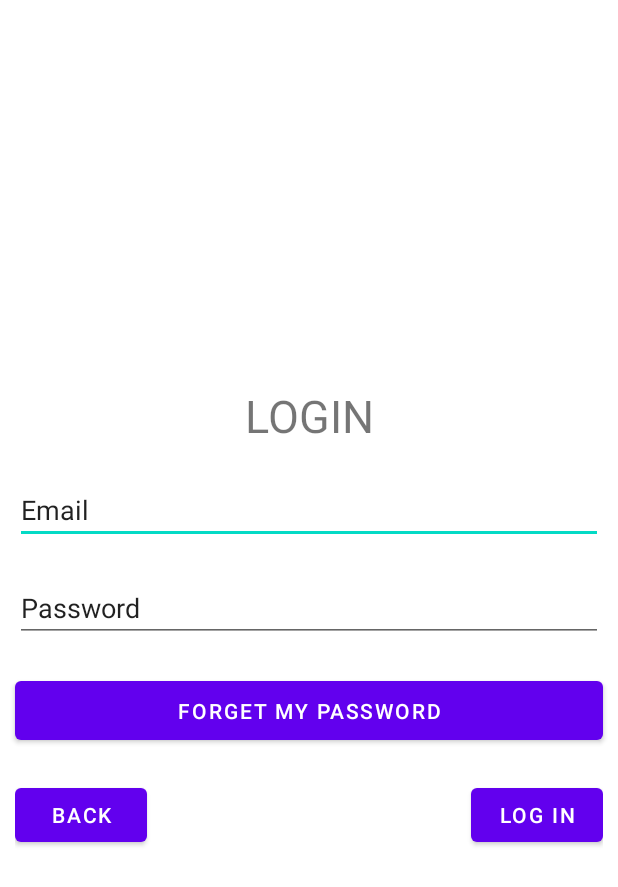
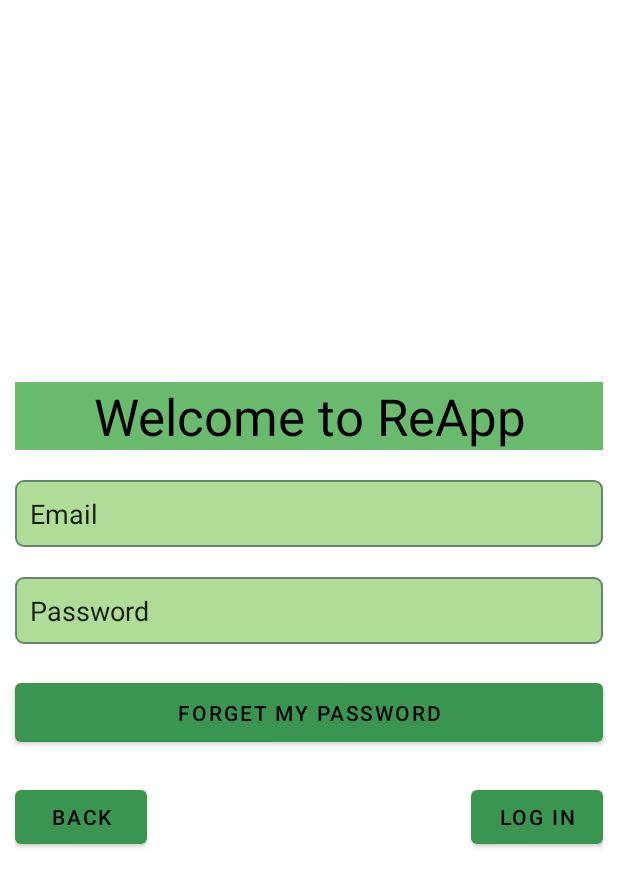
Before and after one commit to HalimACeylan/PageViews, an Android app: the layout login.xml on its own in the app's theme, with its tools: preview values and no code run, on a phone screen of 412 x 824 dp. Shown: the top 887 px of the screen. Run offline under Robolectric (Android 15) with nearby library versions, the light colour scheme and no system bars.

Commit message:
pages are disagned

```diff
--- a/app/src/main/java/gui/ceng/mu/edu/pageviews/MainActivity.java
+++ b/app/src/main/java/gui/ceng/mu/edu/pageviews/MainActivity.java
@@ -2,6 +2,7 @@ package gui.ceng.mu.edu.pageviews;
 
 import androidx.appcompat.app.AppCompatActivity;
 
+import android.graphics.Color;
 import android.os.Bundle;
 
 public class MainActivity extends AppCompatActivity {
@@ -9,6 +10,8 @@ public class MainActivity extends AppCompatActivity {
     @Override
     protected void onCreate(Bundle savedInstanceState) {
         super.onCreate(savedInstanceState);
-        setContentView(R.layout.takephoto);
+        setContentView(R.layout.login);
+
     }
+
 }
--- /dev/null
+++ b/app/src/main/res/drawable/shapeedittext.xml
@@ -0,0 +1,18 @@
+<?xml version="1.0" encoding="utf-8"?>
+<shape xmlns:android="http://schemas.android.com/apk/res/android"
+    android:padding = "10dp"
+    android:shape ="rectangle">
+
+    <solid android:color="@color/editTextColor"></solid>
+    <stroke android:width="1dp"
+        android:color="@color/frameColor"></stroke>
+    <corners android:bottomLeftRadius="5dp"
+        android:bottomRightRadius="5dp"
+        android:topLeftRadius="5dp"
+        android:topRightRadius="5dp"
+
+        ></corners>
+
+
+
+</shape>
--- a/app/src/main/res/layout/about.xml
+++ b/app/src/main/res/layout/about.xml
@@ -13,7 +13,9 @@
         android:layout_margin="10dp"
         android:text="ABOUT APPLİCATİONS"
         android:textAlignment="center"
-        android:textSize="40sp" />
+        android:textSize="40sp"
+        android:textColor="@color/black"
+        android:background="@color/backgroundColor"/>
 
     <ScrollView
         android:layout_width="match_parent"
@@ -32,7 +34,8 @@
                 android:text=" Lorem ipsum dolor sit amet, consectetur adipiscing elit, sed do eiusmod tempor incididunt ut labore et dolore magna aliqua. Ut enim ad minim veniam, quis nostrud exercitation ullamco laboris nisi ut aliquip ex ea commodo consequat. Duis aute irure dolor in reprehenderit in voluptate velit esse cillum dolore eu fugiat nulla pariatur. Excepteur sint occaecat cupidatat non proident, sunt in culpa qui officia deserunt mollit anim id est laborum.Lorem ipsum dolor sit amet, consectetur adipiscing elit, sed do eiusmod tempor incididunt ut labore et dolore magna aliqua. Ut enim ad minim veniam, quis nostrud exercitation ullamco laboris nisi ut aliquip ex ea commodo consequat. Duis aute irure dolor in reprehenderit in voluptate velit esse cillum dolore eu fugiat nulla pariatur. Excepteur sint occaecat cupidatat non proident, sunt in culpa qui officia deserunt mollit anim id est laborum.
 Lorem ipsum dolor sit amet, consectetur adipiscing elit, sed do eiusmod tempor incididunt ut labore et dolore magna aliqua. Ut enim ad minim veniam, quis nostrud exercitation ullamco laboris nisi ut aliquip ex ea commodo consequat. Duis aute irure dolor in reprehenderit in voluptate velit esse cillum dolore eu fugiat nulla pariatur. Excepteur sint occaecat cupidatat non proident, sunt in culpa qui officia deserunt mollit anim id est laborum.
 Lorem ipsum dolor sit amet, consectetur adipiscing elit, sed do eiusmod tempor incididunt ut labore et dolore magna aliqua. Ut enim ad minim veniam, quis nostrud exercitation ullamco laboris nisi ut aliquip ex ea commodo consequat. Duis aute irure dolor in reprehenderit in voluptate velit esse cillum dolore eu fugiat nulla pariatur. Excepteur sint occaecat cupidatat non proident, sunt in culpa qui officia deserunt mollit anim id est laborum."
-                android:textSize="20sp" />
+                android:textSize="20sp"
+                android:textColor="@color/black"/>
 
             <Button
                 android:id="@+id/button12"
@@ -41,7 +44,8 @@ Lorem ipsum dolor sit amet, consectetur adipiscing elit, sed do eiusmod tempor i
                 android:layout_margin="7dp"
                 android:padding="10dp"
                 android:text="ı read "
-                android:textSize="16sp" />
+                android:textSize="16sp"
+                android:textColor="@color/black"/>
         </LinearLayout>
     </ScrollView>
 
--- a/app/src/main/res/layout/enter_page.xml
+++ b/app/src/main/res/layout/enter_page.xml
@@ -16,6 +16,7 @@
         android:padding="15dp"
         android:text="ReApp"
         android:textAlignment="center"
+        android:textAllCaps="false"
         android:textSize="34sp" />
 
     <ImageView
@@ -31,6 +32,7 @@
         android:layout_width="wrap_content"
         android:layout_height="wrap_content"
         android:layout_margin="10dp"
+        android:background="@color/teal_200"
         android:padding="10dp"
         android:text="lets begIn!" />
 
--- a/app/src/main/res/layout/login.xml
+++ b/app/src/main/res/layout/login.xml
@@ -12,18 +12,21 @@
         android:layout_width="match_parent"
         android:layout_height="wrap_content"
         android:layout_margin="10dp"
-        android:text="LOGIN"
+        android:background="@color/backgroundColor"
+        android:text="Welcome to ReApp"
         android:textAlignment="center"
-        android:textSize="30sp" />
+        android:textColor="@color/black"
+        android:textSize="34sp" />
 
     <EditText
         android:id="@+id/txtEmail"
         android:layout_width="match_parent"
         android:layout_height="wrap_content"
         android:layout_margin="10dp"
-        android:ems="10"
         android:inputType="textPersonName"
-        android:text="Email" />
+        android:padding="10dp"
+        android:text="Email"
+        android:background="@drawable/shapeedittext"/>
 
     <EditText
         android:id="@+id/txtPassword"
@@ -31,7 +34,9 @@
         android:layout_height="wrap_content"
         android:layout_margin="10dp"
         android:inputType="textPersonName"
-        android:text="Password" />
+        android:padding="10dp"
+        android:text="Password"
+        android:background="@drawable/shapeedittext"/>
 
     <Button
         android:id="@+id/forgetPass"
@@ -39,7 +44,8 @@
         android:layout_height="wrap_content"
         android:layout_margin="10dp"
         android:padding="10dp"
-        android:text="Forget My Password" />
+        android:text="Forget My Password"
+        android:textColor="@color/black"/>
 
     <androidx.constraintlayout.widget.ConstraintLayout
         android:layout_width="match_parent"
@@ -52,7 +58,8 @@
             android:layout_height="wrap_content"
             android:text="back"
             app:layout_constraintStart_toStartOf="parent"
-            tools:layout_editor_absoluteY="1dp" />
+            tools:layout_editor_absoluteY="1dp"
+            android:textColor="@color/black"/>
 
         <Button
             android:id="@+id/btnlogin_pagelogin"
@@ -60,7 +67,8 @@
             android:layout_height="wrap_content"
             android:text="log in"
             app:layout_constraintEnd_toEndOf="parent"
-            tools:layout_editor_absoluteY="0dp" />
+            tools:layout_editor_absoluteY="0dp"
+            android:textColor="@color/black"/>
     </androidx.constraintlayout.widget.ConstraintLayout>
 
 </LinearLayout>
--- a/app/src/main/res/values/colors.xml
+++ b/app/src/main/res/values/colors.xml
@@ -1,10 +1,13 @@
 <?xml version="1.0" encoding="utf-8"?>
 <resources>
     <color name="purple_200">#FFBB86FC</color>
-    <color name="purple_500">#FF6200EE</color>
+    <color name="purple_500">#39954F</color>
     <color name="purple_700">#FF3700B3</color>
     <color name="teal_200">#FF03DAC5</color>
     <color name="teal_700">#FF018786</color>
     <color name="black">#FF000000</color>
     <color name="white">#FFFFFFFF</color>
+    <color name="editTextColor">#AFDC96</color>
+    <color name="frameColor">#63876C</color>
+    <color name="backgroundColor">#6ABA6E</color>
 </resources>
```
